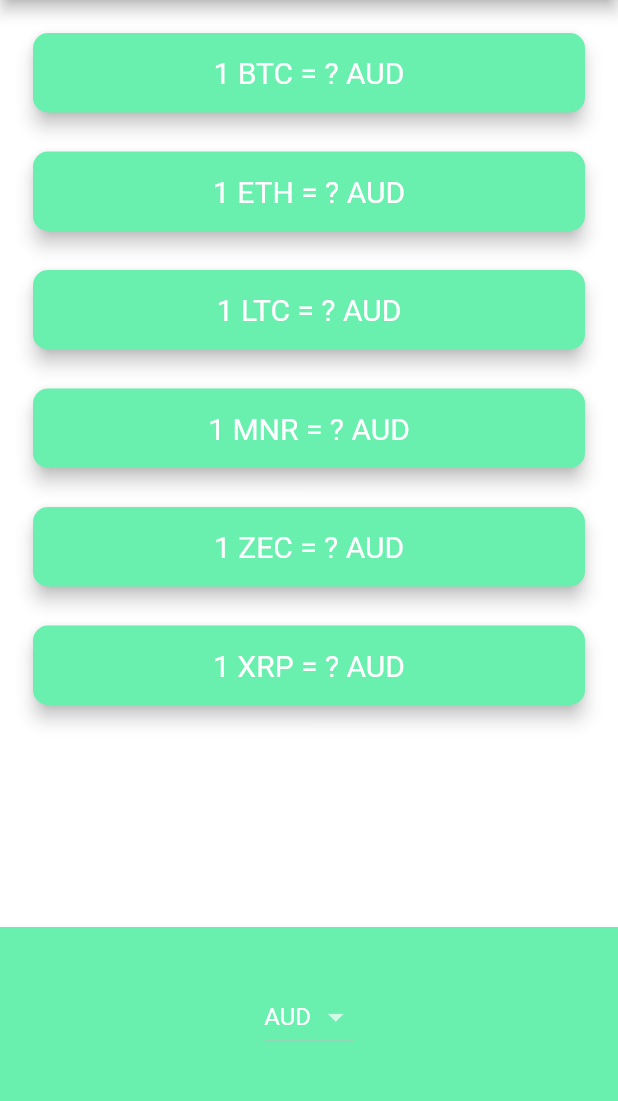
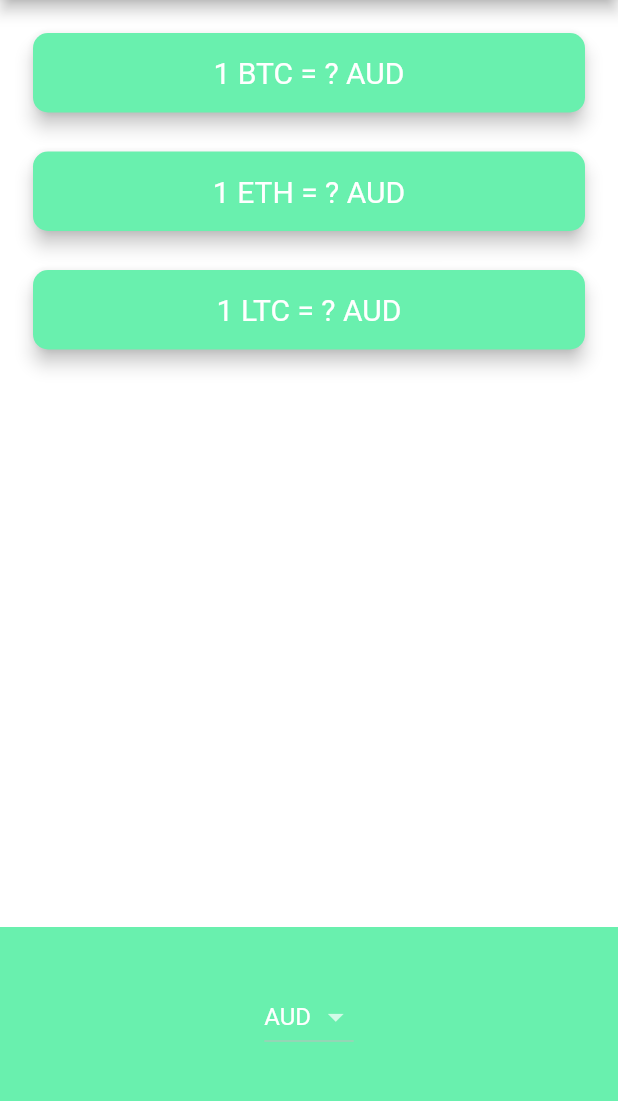
Before and after one commit to bocahrokok/bitcoin-flutter, a Flutter app: the screen it shows after launch, on a phone screen of 412 x 824 dp, the part 84-1185 px from its top. Run offline on Flutter 3.47's test engine with Material 2 defaults, Android fonts, the phone set to English and light mode, and no system bars; network calls fail.

Commit message:
commit pagi

```diff
--- a/lib/coin_data.dart
+++ b/lib/coin_data.dart
@@ -29,9 +29,9 @@ const List<String> cryptoList = [
   'BTC',
   'ETH',
   'LTC',
-  'MNR',
-  'ZEC',
-  'XRP',
+//  'MNR',
+//  'ZEC',
+//  'XRP'
 ];
 
 const bitcoinAverageURL =
```
